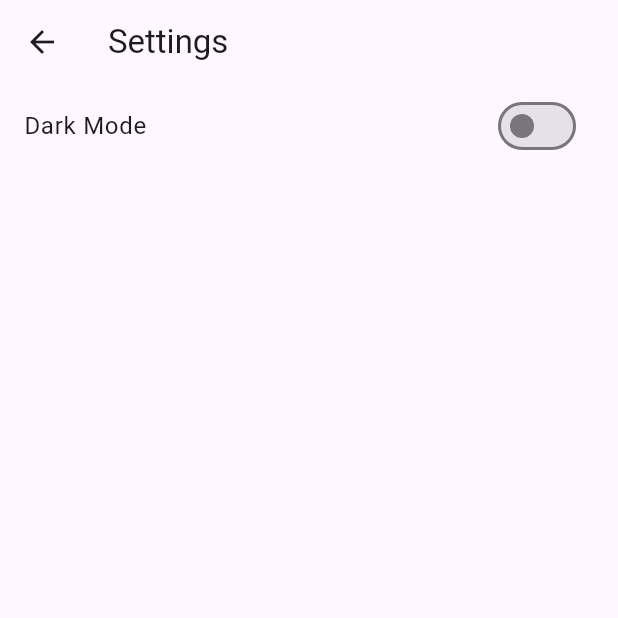
After one commit to AlanMacias2002/Proyecto_Moviles, a Flutter app: the screen it shows after launch, after a tap on the "settings" icon, on a phone screen of 412 x 824 dp, the top half of it. The commit adds this screen. Run offline on Flutter 3.47's test engine with Material 3 defaults, Android fonts, the phone set to English and light mode, and no system bars; network calls fail.

Commit message:
Settings Screen

```diff
--- /dev/null
+++ b/lib/Screens/settingScreen.dart
@@ -0,0 +1,30 @@
+import 'package:flutter/material.dart';
+
+class SettingsScreen extends StatelessWidget {
+  final ThemeMode themeMode;
+  final Function(ThemeMode) onThemeChanged;
+
+  const SettingsScreen({
+    super.key,
+    required this.themeMode,
+    required this.onThemeChanged,
+  });
+
+  @override
+  Widget build(BuildContext context) {
+    return Scaffold(
+      appBar: AppBar(title: const Text('Settings')),
+      body: ListView(
+        children: [
+          SwitchListTile(
+            title: const Text('Dark Mode'),
+            value: themeMode == ThemeMode.dark,
+            onChanged: (bool value) {
+              onThemeChanged(value ? ThemeMode.dark : ThemeMode.light);
+            },
+          ),
+        ],
+      ),
+    );
+  }
+}
--- a/lib/main.dart
+++ b/lib/main.dart
@@ -1,6 +1,7 @@
 import 'package:flutter/material.dart';
 import 'package:proyecto_moviles/Widgets/home.dart';
 import 'package:proyecto_moviles/Widgets/loginScreen.dart';
+import 'package:proyecto_moviles/Screens/settingScreen.dart';
 
 void main() => runApp(const MyApp());
 
@@ -14,10 +15,9 @@ class MyApp extends StatefulWidget {
 class _MyAppState extends State<MyApp> {
   ThemeMode _themeMode = ThemeMode.light;
 
-  void _toggleTheme() {
+  void _setThemeMode(ThemeMode mode) {
     setState(() {
-      _themeMode =
-          _themeMode == ThemeMode.light ? ThemeMode.dark : ThemeMode.light;
+      _themeMode = mode;
     });
   }
 
@@ -46,8 +46,7 @@ class _MyAppState extends State<MyApp> {
                     context: context,
                     isScrollControlled: true,
                     shape: const RoundedRectangleBorder(
-                      borderRadius:
-                          BorderRadius.vertical(top: Radius.circular(16)),
+                      borderRadius: BorderRadius.vertical(top: Radius.circular(16)),
                     ),
                     builder: (ctx) => const Padding(
                       padding: EdgeInsets.only(top: 8),
@@ -57,14 +56,21 @@ class _MyAppState extends State<MyApp> {
                 },
               ),
             ),
-            IconButton(
-              icon: Icon(
-                _themeMode == ThemeMode.dark
-                    ? Icons.dark_mode
-                    : Icons.light_mode,
+            Builder(
+              builder: (context) => IconButton(
+                icon: const Icon(Icons.settings),
+                tooltip: 'Settings',
+                onPressed: () {
+                  Navigator.of(context).push(
+                    MaterialPageRoute(
+                      builder: (context) => SettingsScreen(
+                        themeMode: _themeMode,
+                        onThemeChanged: _setThemeMode,
+                      ),
+                    ),
+                  );
+                },
               ),
-              onPressed: _toggleTheme,
-              tooltip: 'Toggle Dark Mode',
             ),
           ],
         ),
```
